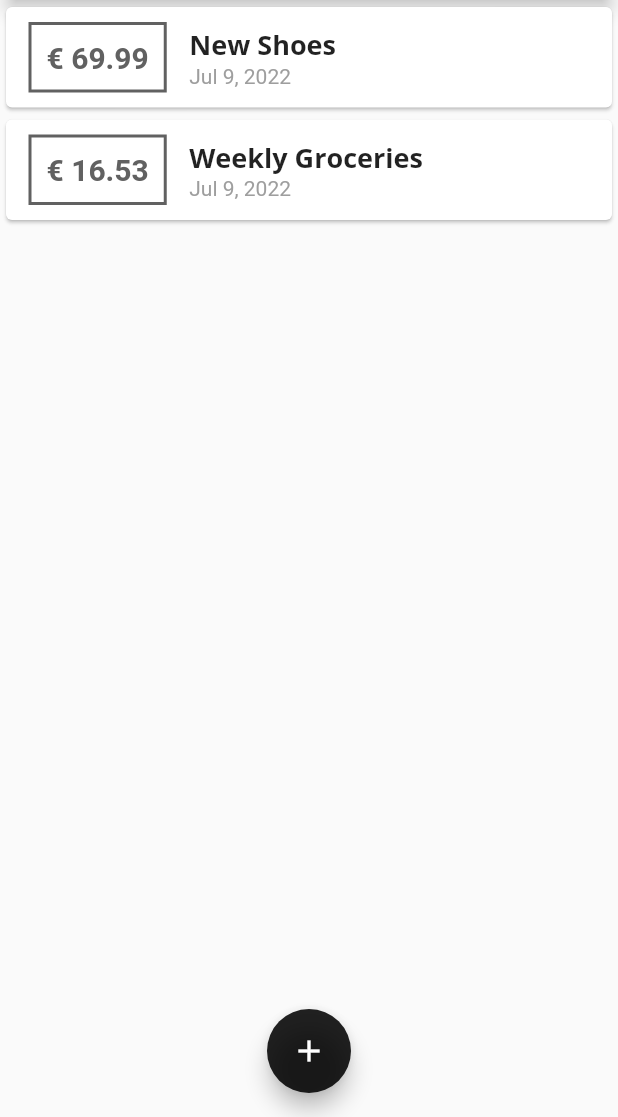
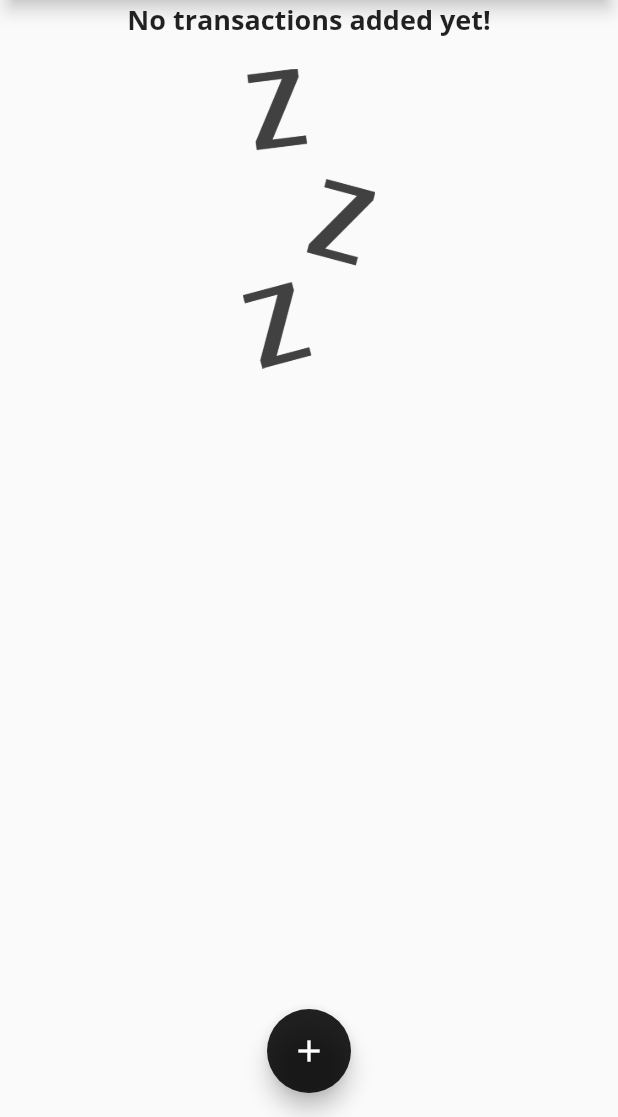
Before and after one commit to BenyNtb/flutter_expenses_app, a Flutter app: the screen it shows after launch, on a phone screen of 412 x 824 dp, the part 119-1236 px from its top. Run offline on Flutter 3.47's test engine with Material 2 defaults, Android fonts, the phone set to English and light mode, and no system bars.

```diff
--- a/lib/main.dart
+++ b/lib/main.dart
@@ -42,18 +42,18 @@ class MyHomePage extends StatefulWidget {
 
 class _MyHomePageState extends State<MyHomePage> {
   final List<Transaction> _userTransactions = [
-    Transaction(
-      id: 't1',
-      title: 'New Shoes',
-      amount: 69.99,
-      date: DateTime.now(),
-    ),
-    Transaction(
-      id: 't2',
-      title: 'Weekly Groceries',
-      amount: 16.53,
-      date: DateTime.now(),
-    ),
+    // Transaction(
+    //   id: 't1',
+    //   title: 'New Shoes',
+    //   amount: 69.99,
+    //   date: DateTime.now(),
+    // ),
+    // Transaction(
+    //   id: 't2',
+    //   title: 'Weekly Groceries',
+    //   amount: 16.53,
+    //   date: DateTime.now(),
+    // ),
   ];
 
   void _addNewTransaction(String txTitle, double txAmount) {
--- a/lib/widgets/transaction_list.dart
+++ b/lib/widgets/transaction_list.dart
@@ -12,7 +12,26 @@ class TransactionList extends StatelessWidget {
   Widget build(BuildContext context) {
     return Container(
       height: 300,
-      child: ListView.builder(
+      child: transactions.isEmpty
+          ? Column(
+              children: <Widget>[
+                Text(
+                  'No transactions added yet!',
+                  style: Theme.of(context).textTheme.headline6,
+                ),
+                SizedBox(
+                  height: 20,
+                ),
+                Container(
+                  height: 200,
+                  child: Image.asset(
+                    'assets/images/waiting.png',
+                    fit: BoxFit.cover,
+                  ),
+                ),
+              ],
+            )
+          : ListView.builder(
               itemBuilder: (ctx, index) {
                 return Card(
                   child: Row(
--- a/pubspec.yaml
+++ b/pubspec.yaml
@@ -46,8 +46,8 @@ flutter:
   uses-material-design: true
 
   # To add assets to your application, add an assets section, like this:
-  # assets:
-  #   - images/a_dot_burr.jpeg
+  assets:
+    - assets/images/waiting.png
   #   - images/a_dot_ham.jpeg
 
   # An image asset can refer to one or more resolution-specific "variants", see
```
Also changed, not shown: assets/images/waiting.png (added). Lines whose indentation alone changed are shown as unchanged.
